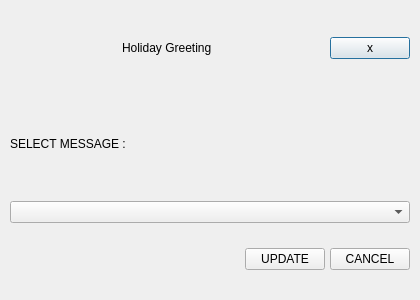
The window that Project/ui/greeting_menu.ui (Selvam-T/POS) describes before a commit, drawn with Qt 5.
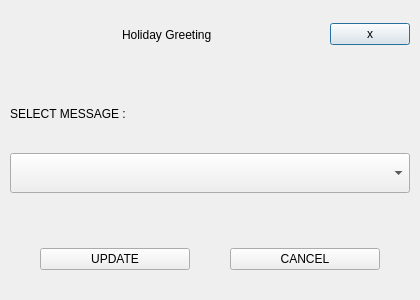
The same window after the commit.

Diff of the .ui file:
```diff
--- a/Project/ui/greeting_menu.ui
+++ b/Project/ui/greeting_menu.ui
@@ -101,7 +101,7 @@
      <property name="sizeHint" stdset="0">
       <size>
        <width>20</width>
-       <height>20</height>
+       <height>30</height>
       </size>
      </property>
     </spacer>
@@ -127,13 +127,19 @@
      <property name="sizeHint" stdset="0">
       <size>
        <width>20</width>
-       <height>20</height>
+       <height>15</height>
       </size>
      </property>
     </spacer>
    </item>
    <item>
     <widget class="QComboBox" name="greetingComboBox">
+     <property name="minimumSize">
+      <size>
+       <width>0</width>
+       <height>40</height>
+      </size>
+     </property>
      <property name="placeholderText">
       <string/>
      </property>
@@ -150,26 +156,22 @@
      <property name="sizeHint" stdset="0">
       <size>
        <width>20</width>
-       <height>20</height>
+       <height>50</height>
       </size>
      </property>
     </spacer>
    </item>
    <item>
     <layout class="QHBoxLayout" name="horizontalLayout">
-     <item>
-      <spacer name="horizontalSpacer">
-       <property name="orientation">
-        <enum>Qt::Horizontal</enum>
-       </property>
-       <property name="sizeHint" stdset="0">
-        <size>
-         <width>40</width>
-         <height>20</height>
-        </size>
-       </property>
-      </spacer>
-     </item>
+     <property name="spacing">
+      <number>40</number>
+     </property>
+     <property name="leftMargin">
+      <number>30</number>
+     </property>
+     <property name="rightMargin">
+      <number>30</number>
+     </property>
      <item>
       <widget class="QPushButton" name="btnGreetOk">
        <property name="text">
```
